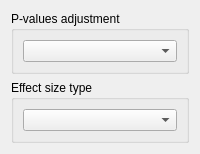
The window that tse_analytics/toolbox/n_way_anova/n_way_anova_settings_widget.ui (TSE-Systems/tse-analytics) describes before a commit, drawn with Qt 5.
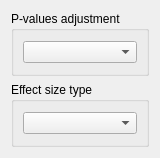
The same window after the commit.

What changed in the file:
```diff
--- a/tse_analytics/toolbox/n_way_anova/n_way_anova_settings_widget.ui
+++ b/tse_analytics/toolbox/n_way_anova/n_way_anova_settings_widget.ui
@@ -3,6 +3,14 @@
  <author>Anton Rau</author>
  <class>NWayAnovaSettingsWidget</class>
  <widget class="QWidget" name="NWayAnovaSettingsWidget">
+  <property name="geometry">
+   <rect>
+    <x>0</x>
+    <y>0</y>
+    <width>155</width>
+    <height>158</height>
+   </rect>
+  </property>
   <layout class="QVBoxLayout" name="verticalLayout">
    <item>
     <widget class="QGroupBox" name="groupBoxPAdjustment">
```
Left out of the diff: 2 changed lines with no effect on the pictures.
